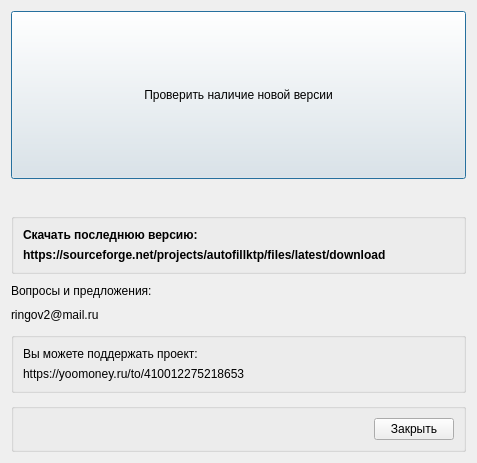
Qt form help.ui (RingOV/auto-fill-KTP) before a commit.
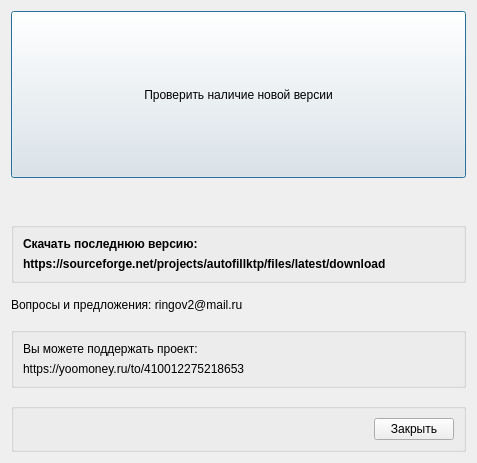
The same form after that commit.

The edit to the form file:
```diff
--- a/help.ui
+++ b/help.ui
@@ -18,7 +18,7 @@
   </property>
   <layout class="QVBoxLayout" name="verticalLayout">
    <property name="spacing">
-    <number>10</number>
+    <number>15</number>
    </property>
    <item>
     <widget class="QPushButton" name="pushButtonChekNewVersion">
@@ -123,32 +123,13 @@
       </sizepolicy>
      </property>
      <property name="text">
-      <string>Вопросы и предложения:</string>
-     </property>
-     <property name="textFormat">
-      <enum>Qt::PlainText</enum>
-     </property>
-     <property name="alignment">
-      <set>Qt::AlignBottom|Qt::AlignLeading|Qt::AlignLeft</set>
-     </property>
-     <property name="openExternalLinks">
-      <bool>true</bool>
-     </property>
-     <property name="textInteractionFlags">
-      <set>Qt::NoTextInteraction</set>
-     </property>
-    </widget>
-   </item>
-   <item>
-    <widget class="QLabel" name="label_4">
-     <property name="text">
-      <string>ringov2@mail.ru</string>
+      <string>Вопросы и предложения: ringov2@mail.ru</string>
      </property>
      <property name="textFormat">
       <enum>Qt::MarkdownText</enum>
      </property>
      <property name="alignment">
-      <set>Qt::AlignLeading|Qt::AlignLeft|Qt::AlignTop</set>
+      <set>Qt::AlignBottom|Qt::AlignLeading|Qt::AlignLeft</set>
      </property>
      <property name="openExternalLinks">
       <bool>true</bool>
```
Left out of the diff: 2 changed lines with no effect on the pictures.
